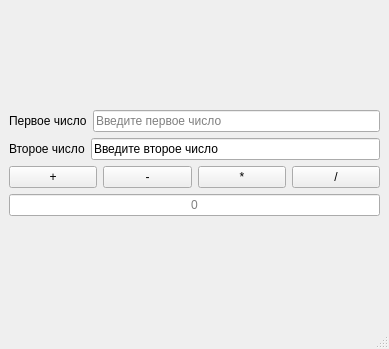
Qt form calculator.ui (Mariya7792/DevPyQt) before a commit.
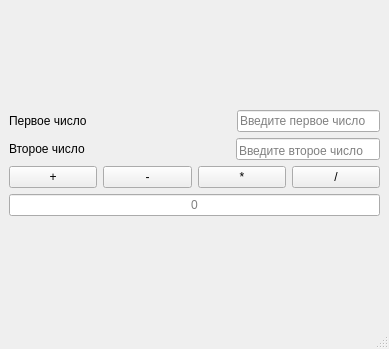
The same form after that commit.

What changed in the file:
```diff
--- a/calculator.ui
+++ b/calculator.ui
@@ -30,6 +30,19 @@
               </property>
              </widget>
             </item>
+            <item>
+             <spacer name="horizontalSpacer">
+              <property name="orientation">
+               <enum>Qt::Orientation::Horizontal</enum>
+              </property>
+              <property name="sizeHint" stdset="0">
+               <size>
+                <width>40</width>
+                <height>20</height>
+               </size>
+              </property>
+             </spacer>
+            </item>
             <item>
              <widget class="QLineEdit" name="lineEdit">
               <property name="placeholderText">
@@ -48,9 +61,28 @@
               </property>
              </widget>
             </item>
+            <item>
+             <spacer name="horizontalSpacer_2">
+              <property name="orientation">
+               <enum>Qt::Orientation::Horizontal</enum>
+              </property>
+              <property name="sizeHint" stdset="0">
+               <size>
+                <width>40</width>
+                <height>20</height>
+               </size>
+              </property>
+             </spacer>
+            </item>
             <item>
              <widget class="QLineEdit" name="lineEdit_2">
               <property name="text">
+               <string/>
+              </property>
+              <property name="alignment">
+               <set>Qt::AlignmentFlag::AlignBottom|Qt::AlignmentFlag::AlignLeading|Qt::AlignmentFlag::AlignLeft</set>
+              </property>
+              <property name="placeholderText">
                <string>Введите второе число</string>
               </property>
              </widget>
```
